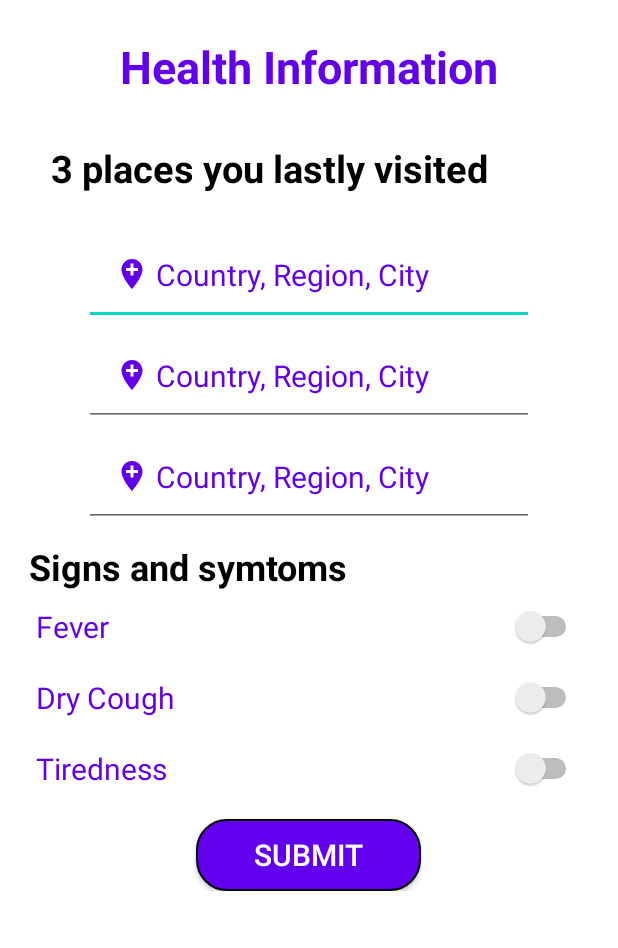
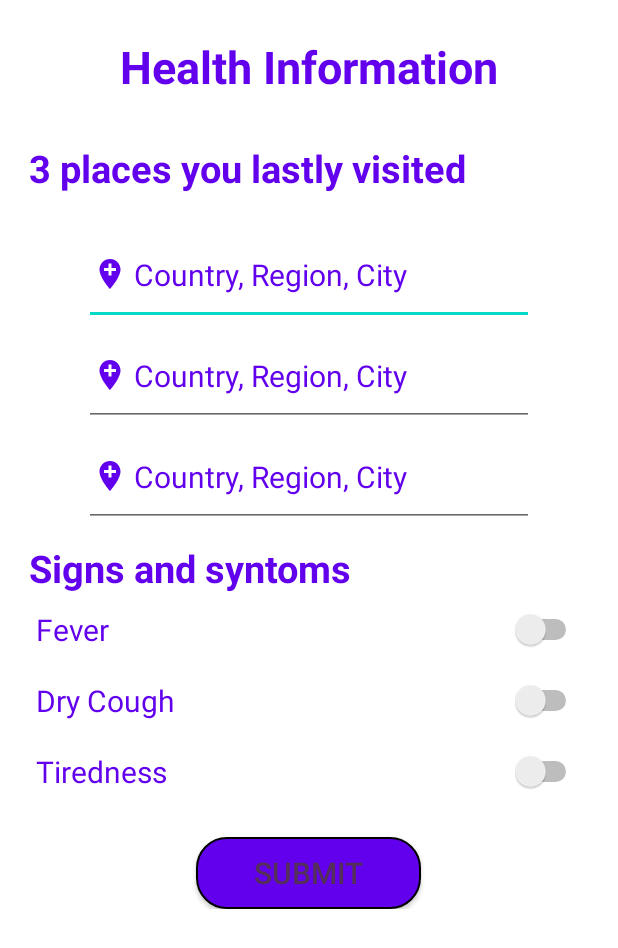
Before and after one commit to xurror/covider, an Android app: the dmHealthInfo screen opened directly, with no data from a screen before it, on a phone screen of 412 x 824 dp. Shown: the top 948 px of the screen. Run offline under Robolectric (Android 15) with nearby library versions, the light colour scheme and no system bars.

Commit message:
Redefined the interface - changed login interface, health, randevouz and verify backgrounds, -added drawables

```diff
--- a/mobile-client/app/src/main/res/drawable/ic_card.xml
+++ b/mobile-client/app/src/main/res/drawable/ic_card.xml
@@ -1,4 +1,4 @@
-<vector android:height="24dp" android:tint="#6200EE"
+<vector android:height="24dp" android:tint="#6200EE "
     android:viewportHeight="24" android:viewportWidth="24"
     android:width="24dp" xmlns:android="http://schemas.android.com/apk/res/android">
     <path android:fillColor="@android:color/white" android:pathData="M22,10V6c0,-1.11 -0.9,-2 -2,-2H4C2.9,4 2.01,4.89 2.01,6v4C3.11,10 4,10.9 4,12s-0.89,2 -2,2v4c0,1.1 0.9,2 2,2h16c1.1,0 2,-0.9 2,-2v-4c-1.1,0 -2,-0.9 -2,-2S20.9,10 22,10zM13,17.5h-2v-2h2V17.5zM13,13h-2v-2h2V13zM13,8.5h-2v-2h2V8.5z"/>
--- a/mobile-client/app/src/main/res/drawable/ic_eye.xml
+++ b/mobile-client/app/src/main/res/drawable/ic_eye.xml
@@ -1,4 +1,4 @@
-<vector android:height="24dp" android:tint="#842FFF"
+<vector android:height="24dp" android:tint="#6200EE"
     android:viewportHeight="24" android:viewportWidth="24"
     android:width="24dp" xmlns:android="http://schemas.android.com/apk/res/android">
     <path android:fillColor="@android:color/white" android:pathData="M12,4.5C7,4.5 2.73,7.61 1,12c1.73,4.39 6,7.5 11,7.5s9.27,-3.11 11,-7.5c-1.73,-4.39 -6,-7.5 -11,-7.5zM12,17c-2.76,0 -5,-2.24 -5,-5s2.24,-5 5,-5 5,2.24 5,5 -2.24,5 -5,5zM12,9c-1.66,0 -3,1.34 -3,3s1.34,3 3,3 3,-1.34 3,-3 -1.34,-3 -3,-3z"/>
--- a/mobile-client/app/src/main/res/drawable/ic_health_location.xml
+++ b/mobile-client/app/src/main/res/drawable/ic_health_location.xml
@@ -1,4 +1,4 @@
-<vector android:height="24dp" android:tint="#6200EE"
+<vector android:height="24dp" android:tint="@color/colorPrimary"
     android:viewportHeight="24" android:viewportWidth="24"
     android:width="24dp" xmlns:android="http://schemas.android.com/apk/res/android">
     <path android:fillColor="@android:color/white" android:pathData="M12,2C8.14,2 5,5.14 5,9c0,5.25 7,13 7,13s7,-7.75 7,-13c0,-3.86 -3.14,-7 -7,-7zM16,10h-3v3h-2v-3L8,10L8,8h3L11,5h2v3h3v2z"/>
--- a/mobile-client/app/src/main/res/layout/activity_dm_health_info.xml
+++ b/mobile-client/app/src/main/res/layout/activity_dm_health_info.xml
@@ -1,6 +1,5 @@
 <?xml version="1.0" encoding="utf-8"?>
 <ScrollView xmlns:android="http://schemas.android.com/apk/res/android"
-    xmlns:app="http://schemas.android.com/apk/res-auto"
     xmlns:tools="http://schemas.android.com/tools"
     android:layout_width="match_parent"
     android:layout_height="match_parent"
@@ -9,136 +8,139 @@
 
     <LinearLayout
         android:layout_width="match_parent"
-        android:layout_height="200dp"
+        android:layout_height="match_parent"
+        android:padding="10dp"
         android:layout_margin="4dp"
         android:orientation="vertical"
-        android:padding="10dp">
-
+        >
         <TextView
             android:id="@+id/health_info"
             android:layout_width="match_parent"
             android:layout_height="wrap_content"
-            android:layout_margin="10dp"
-            android:gravity="center"
-            android:text="Health Information"
+            android:text="@string/health_information"
             android:textColor="@color/colorPrimary"
             android:textSize="30sp"
-            android:textStyle="bold" />
+            android:layout_margin="10dp"
+            android:textStyle="bold"
+            android:gravity="center"
+            />
 
         <TextView
             android:id="@+id/place_p"
             android:layout_width="match_parent"
             android:layout_height="wrap_content"
+            android:hint="@string/_3_places_you_lastly_visited"
+            android:textColorHint="@color/colorPrimary"
+            android:textSize="25sp"
+            android:paddingStart="5dp"
             android:layout_gravity="center"
-            android:hint="3 places you lastly visited"
-            android:inputType="text"
             android:padding="20dp"
-            android:paddingLeft="5dp"
-            android:textColorHint="@color/design_default_color_on_secondary"
-            android:textSize="25sp"
-            android:textStyle="bold" />
-
+            android:textStyle="bold"
+            tools:ignore="RtlSymmetry" />
         <EditText
             android:id="@+id/place1_p"
             android:layout_width="300dp"
             android:layout_height="wrap_content"
+            android:inputType="text"
+            android:hint="@string/country_region_city"
+            android:textColorHint="@color/colorPrimary"
+            android:textColor="@color/colorPrimary"
+            android:textSize="20sp"
+            android:paddingStart="5dp"
             android:layout_gravity="center"
-            android:drawableLeft="@drawable/ic_health_location"
+            android:drawableStart="@drawable/ic_health_location"
             android:drawablePadding="4dp"
-            android:hint="@string/country_region_city"
-            android:inputType="text"
             android:padding="20dp"
-            android:paddingLeft="5dp"
-            android:textColor="@color/design_default_color_on_secondary"
-            android:textColorHint="@color/colorPrimary"
-            android:textSize="20sp" />
-
+            tools:ignore="RtlSymmetry"
+            android:autofillHints="@string/fill_hints" />
         <EditText
             android:id="@+id/place2_p"
             android:layout_width="300dp"
             android:layout_height="wrap_content"
+            android:inputType="text"
+            android:hint="@string/country_region_city"
+            android:textColorHint="@color/colorPrimary"
+            android:textColor="@color/colorPrimary"
+            android:textSize="20sp"
+            android:paddingStart="5dp"
             android:layout_gravity="center"
-            android:drawableLeft="@drawable/ic_health_location"
+            android:drawableStart="@drawable/ic_health_location"
             android:drawablePadding="4dp"
-            android:hint="@string/country_region_city"
-            android:inputType="text"
             android:padding="20dp"
-            android:paddingLeft="5dp"
-            android:textColor="@color/design_default_color_on_secondary"
-            android:textColorHint="@color/colorPrimary"
-            android:textSize="20sp" />
-
+            tools:ignore="RtlSymmetry"
+            android:autofillHints="@string/fill_hints"/>
         <EditText
             android:id="@+id/place3_p"
             android:layout_width="300dp"
             android:layout_height="wrap_content"
+            android:inputType="text"
+            android:hint="@string/country_region_city"
+            android:textColorHint="@color/colorPrimary"
+            android:textColor="@color/colorPrimary"
+            android:textSize="20sp"
+            android:paddingStart="5dp"
             android:layout_gravity="center"
-            android:drawableLeft="@drawable/ic_health_location"
+            android:drawableStart="@drawable/ic_health_location"
             android:drawablePadding="4dp"
-            android:hint="@string/country_region_city"
-            android:inputType="text"
             android:padding="20dp"
-            android:paddingLeft="5dp"
-            android:textColor="@color/design_default_color_on_secondary"
-            android:textColorHint="@color/colorPrimary"
-            android:textSize="20sp" />
+            tools:ignore="RtlSymmetry"
+            android:autofillHints="@string/fill_hints"/>
 
         <TextView
             android:id="@+id/sign"
             android:layout_width="match_parent"
             android:layout_height="wrap_content"
+            android:hint="@string/signs_and_symptoms"
+            android:textColorHint="@color/colorPrimary"
+            android:textSize="25sp"
+            android:paddingStart="5dp"
             android:layout_gravity="center"
             android:layout_marginTop="10dp"
-            android:hint="Signs and symtoms"
-            android:inputType="text"
-            android:paddingLeft="5dp"
-            android:textColorHint="#000000"
-            android:textSize="24sp"
-            android:textStyle="bold" />
-
+            android:textStyle="bold"
+            tools:ignore="RtlSymmetry" />
         <Switch
             android:id="@+id/fever_s"
             android:layout_width="match_parent"
             android:layout_height="wrap_content"
+            android:text="@string/fever"
+            android:textSize="20sp"
+            android:textColor="@color/colorPrimary"
+            android:textAppearance="?android:textAppearanceSmall"
             android:layout_margin="10dp"
-            android:text="Fever"
-            android:textAppearance="?android:textAppearanceSmall"
-            android:textColor="@color/colorPrimary"
-            android:textSize="20sp" />
-
+            />
         <Switch
             android:id="@+id/cough_s"
             android:layout_width="match_parent"
             android:layout_height="wrap_content"
+            android:text="@string/dry_cough"
+            android:textSize="20sp"
+            android:textColor="@color/colorPrimary"
+            android:textAppearance="?android:textAppearanceSmall"
             android:layout_margin="10dp"
-            android:text="Dry Cough"
-            android:textAppearance="?android:textAppearanceSmall"
-            android:textColor="@color/colorPrimary"
-            android:textSize="20sp" />
-
+            />
         <Switch
             android:id="@+id/tiredness_s"
             android:layout_width="match_parent"
             android:layout_height="wrap_content"
+            android:text="@string/tiredness"
+            android:textSize="20sp"
+            android:textColor="@color/colorPrimary"
+            android:textAppearance="?android:textAppearanceSmall"
             android:layout_margin="10dp"
-            android:text="Tiredness"
-            android:textAppearance="?android:textAppearanceSmall"
-            android:textColor="@color/colorPrimary"
-            android:textSize="20sp" />
+            />
 
         <Button
             android:id="@+id/submit_button"
             android:layout_width="150dp"
             android:layout_height="wrap_content"
+            android:text="@string/submit"
+            android:textColor="#542F5A"
+            android:textSize="20sp"
+            android:background="@drawable/button"
             android:layout_gravity="center"
-            android:layout_marginTop="10dp"
-            android:background="@drawable/button"
+            android:layout_marginTop="20dp"
             android:elevation="20pt"
-            android:text="@string/submit"
-            android:textColor="@color/color"
-            android:textSize="20sp" />
+            />
 
     </LinearLayout>
-
-
 </ScrollView>
--- a/mobile-client/app/src/main/res/values/strings.xml
+++ b/mobile-client/app/src/main/res/values/strings.xml
@@ -22,6 +22,18 @@
     <string name="title_activity_dmser_locaton_map">Map</string>
     <string name="title_activity_dm_user_location">Map</string>
     <string name="enter_token">Enter Token</string>
-    <string name="registered_users">REGISTERED USERS</string>
-    <string name="username">Username</string>
+    <string name="signs_and_symptoms">Signs and syntoms</string>
+    <string name="health_information">Health Information</string>
+    <string name="notification">Notifications</string>
+    <string name="users">Users</string>
+    <string name="_3_places_you_lastly_visited">3 places you lastly visited</string>
+    <string name="fever">Fever</string>
+    <string name="dry_cough">Dry Cough</string>
+    <string name="tiredness">Tiredness</string>
+    <string name="fill_hints">Cameroon, Nigeria, Africa</string>
+    <string name="logo_icon">logo_icon</string>
+    <string name="contact_us">Contact us</string>
+    <string name="to_">To: Covider</string>
+    <string name="message">Message</string>
+    <string name="list_view_to_contain_username_user_location_longitude_and_latitude">List view to contain username, user location: longitude and latitude</string>
 </resources>
```
Also changed, not shown: mobile-client/app/src/main/res/layout/activity_dm_login.xml (+18 -12 lines), mobile-client/app/src/main/res/layout/activity_dm_randevouz.xml (+26 -25 lines), mobile-client/app/src/main/res/layout/activity_dm_verify_user.xml (+38 -33 lines).
